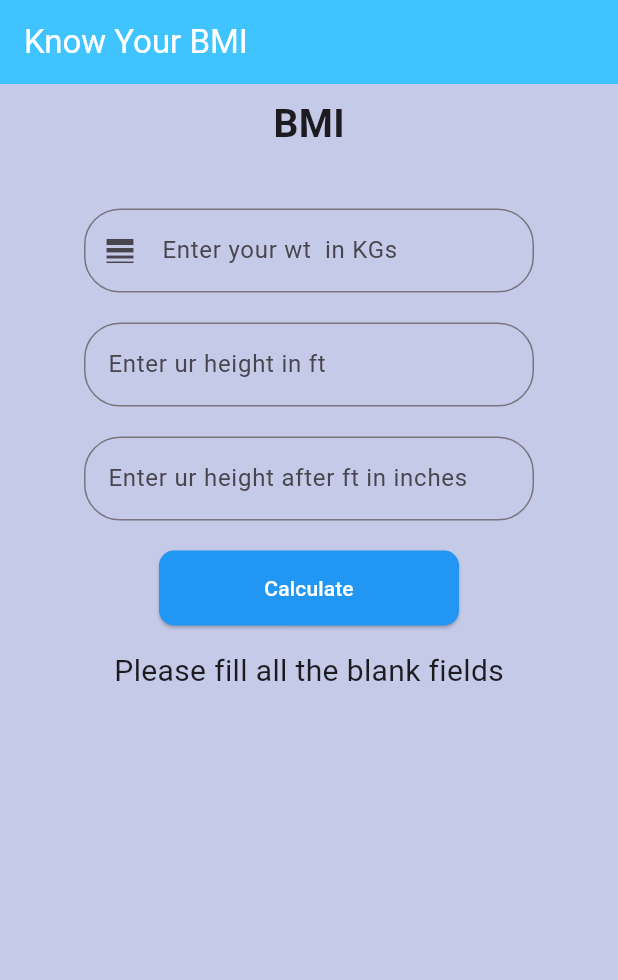
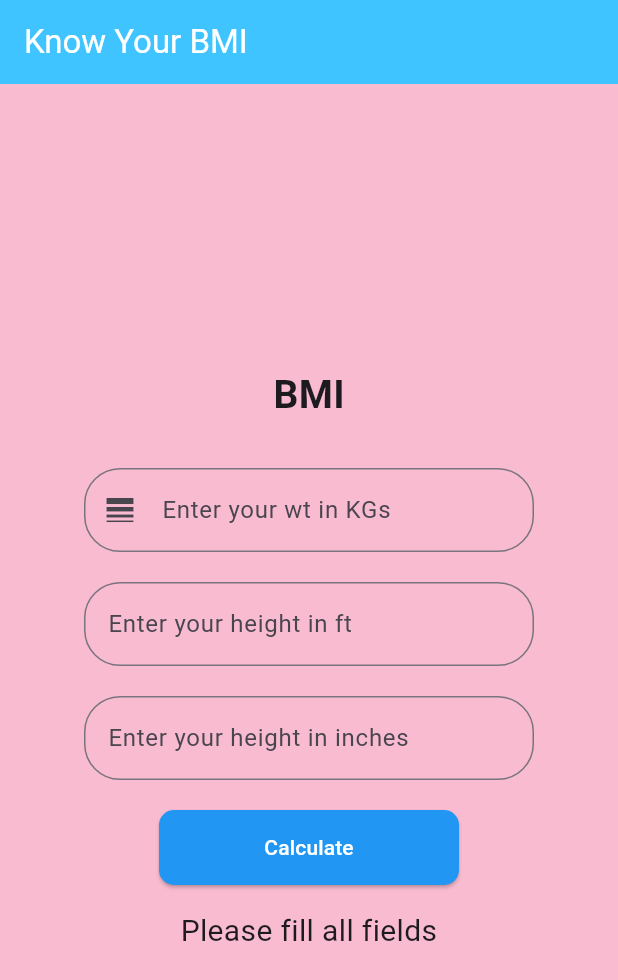
Before and after one commit to ankitrajak-97/bmi_calculator, a Flutter app: the screen it shows after launch, after a tap on "Calculate", on a phone screen of 412 x 824 dp. Shown: the top 980 px of the screen. Run offline on Flutter 3.47's test engine with Material 3 defaults, Android fonts, the phone set to English and light mode, and no system bars.

```diff
--- a/lib/homepage.dart
+++ b/lib/homepage.dart
@@ -12,20 +12,8 @@ class ListMapState extends State<Homepage> {
   var ftController = TextEditingController();
   var inchController = TextEditingController();
   var result = "";
-  var bgcolor = Colors.indigo.shade100;
-
-  // var arrData = [
-  //   {'name': 'Adam', 'Company': 'Amazon', 'id': 1},
-  //   {'name': 'Sophia', 'Company': 'Google', 'id': 2},
-  //   {'name': 'Liam', 'Company': 'Microsoft', 'id': 3},
-  //   {'name': 'Olivia', 'Company': 'Apple', 'id': 4},
-  //   {'name': 'Noah', 'Company': 'Facebook', 'id': 5},
-  //   {'name': 'Emma', 'Company': 'Netflix', 'id': 6},
-  //   {'name': 'Ethan', 'Company': 'Tesla', 'id': 7},
-  //   {'name': 'Ava', 'Company': 'Twitter', 'id': 8},
-  //   {'name': 'Mason', 'Company': 'Adobe', 'id': 9},
-  //   {'name': 'Isabella', 'Company': 'Spotify', 'id': 10}
-  // ];
+  var bgColor = Colors.pink.shade100;
+  bool _showResult = false; // State variable for animation
 
   @override
   Widget build(BuildContext context) {
@@ -34,28 +22,24 @@ class ListMapState extends State<Homepage> {
         title: Text('Know Your BMI'),
         foregroundColor: Colors.white,
       ),
-        body: Container(
-          color: bgcolor,
+      body: AnimatedContainer(
+        duration: Duration(seconds: 1),
+        color: bgColor,
         child: Center(
           child: Container(
             width: 300,
             child: Column(
+              mainAxisAlignment: MainAxisAlignment.center,
               children: [
-                  const Padding(
-                    padding: EdgeInsets.all(8.0),
-                    child: Text(
+                const Text(
                   'BMI',
-                      style:
-                          TextStyle(fontSize: 26, fontWeight: FontWeight.w600),
+                  style: TextStyle(fontSize: 26, fontWeight: FontWeight.w600),
                 ),
-                  ),
-                  SizedBox(
-                    height: 30,
-                  ),
+                SizedBox(height: 30),
                 TextField(
                   controller: wtController,
                   decoration: InputDecoration(
-                      label: Text('Enter your wt  in KGs'),
+                    label: Text('Enter your wt in KGs'),
                     prefixIcon: Icon(Icons.line_weight),
                     border: OutlineInputBorder(
                       borderRadius: BorderRadius.circular(24),
@@ -63,37 +47,36 @@ class ListMapState extends State<Homepage> {
                   ),
                   keyboardType: TextInputType.number,
                 ),
-                  SizedBox(
-                    height: 20,
-                  ),
+                SizedBox(height: 20),
                 TextField(
                   controller: ftController,
                   decoration: InputDecoration(
-                        label: Text('Enter ur height in ft'),
+                    label: Text('Enter your height in ft'),
                     border: OutlineInputBorder(
-                            borderRadius: BorderRadius.circular(24))),
+                      borderRadius: BorderRadius.circular(24),
+                    ),
+                  ),
                   keyboardType: TextInputType.number,
                 ),
-                  SizedBox(
-                    height: 20,
-                  ),
+                SizedBox(height: 20),
                 TextField(
                   controller: inchController,
                   decoration: InputDecoration(
-                        label: Text('Enter ur height after ft in inches'),
+                    label: Text('Enter your height in inches'),
                     border: OutlineInputBorder(
-                            borderRadius: BorderRadius.circular(24))),
+                      borderRadius: BorderRadius.circular(24),
+                    ),
+                  ),
                   keyboardType: TextInputType.number,
                 ),
-                  SizedBox(
-                    height: 20,
-                  ),
+                SizedBox(height: 20),
                 ElevatedButton(
                   onPressed: () {
                     var wt = wtController.text.toString();
                     var ft = ftController.text.toString();
                     var inch = inchController.text.toString();
-                        if (wt != "" && ft != '' && inch != '') {
+
+                    if (wt != "" && ft != "" && inch != "") {
                       var iWt = int.parse(wt);
                       var iFt = int.parse(ft);
                       var iInch = int.parse(inch);
@@ -104,45 +87,55 @@ class ListMapState extends State<Homepage> {
                       var BMI = iWt / (mtr * mtr);
                       var indicator = "";
 
-                          if (BMI > 25) {
-                            bgcolor = Colors.orange;
-                            indicator = "OverWeight";
+                      if (BMI > 25 && BMI < 29) {
+                        bgColor = Colors.orange;
+                        indicator = "Overweight";
+                      } else if (BMI > 29) {
+                        bgColor = Colors.red;
+                        indicator = "Obese";
                       } else if (BMI < 18) {
-                            bgcolor = Colors.yellow;
-                            indicator = 'underWeight';
+                        bgColor = Colors.yellow;
+                        indicator = "Underweight";
                       } else {
-                            bgcolor = Colors.green;
-                            indicator = 'Fit';
+                        bgColor = Colors.green;
+                        indicator = "Fit";
                       }
+
                       result =
-                              "Your BMI is ${BMI.toStringAsFixed(2)}\nyou are $indicator ";
-                          setState(() {});
+                          "Your BMI is ${BMI.toStringAsFixed(2)}\nYou are $indicator";
+                      _showResult = true; // Trigger animation
                     } else {
-                          result = "Please fill all the blank fields";
-                          setState(() {});
+                      result = "Please fill all fields";
+                      _showResult = true; // Ensure text still appears
                     }
+
+                    setState(() {}); // Trigger UI update
                   },
                   child: Text('Calculate'),
                   style: ElevatedButton.styleFrom(
-                        backgroundColor: Colors.blue, // Background color
-                        foregroundColor: Colors.white, // Text color
-                        minimumSize: Size(200, 50), // Width and height
+                    backgroundColor: Colors.blue,
+                    foregroundColor: Colors.white,
+                    minimumSize: Size(200, 50),
                     shape: RoundedRectangleBorder(
                       borderRadius: BorderRadius.circular(10),
                     ),
-                      ) // Rounded corners)
                   ),
-                  SizedBox(
-                    height: 16,
                 ),
-                  Text(
+                SizedBox(height: 16),
+                AnimatedOpacity(
+                  duration: Duration(seconds: 1),
+                  opacity: _showResult ? 1.0 : 0.0, // Fade in/out
+                  child: Text(
                     result,
                     style: TextStyle(fontSize: 20),
+                    textAlign: TextAlign.center,
+                  ),
                 ),
               ],
             ),
           ),
         ),
-        ));
+      ),
+    );
   }
 }
```
Lines whose indentation alone changed are shown as unchanged.
